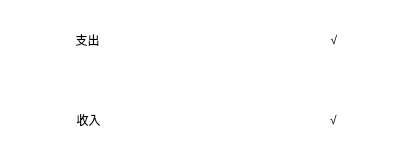
First picture: the form in Main/ChartPage/Other/chartmasksubpage.ui, repository MichaelFeng823/SharkBookProject, before the edit.
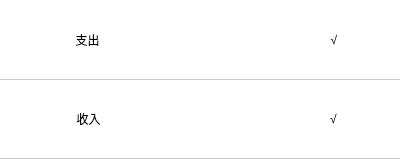
Second picture: the form after the edit.

Diff of the .ui file:
```diff
--- a/Main/ChartPage/Other/chartmasksubpage.ui
+++ b/Main/ChartPage/Other/chartmasksubpage.ui
@@ -51,9 +51,15 @@
        <number>0</number>
       </property>
       <item>
-       <widget class="QWidget" name="widget" native="true">
+       <widget class="QWidget" name="ExpandWidget" native="true">
         <property name="styleSheet">
-         <string notr="true">color: rgb(0, 0, 0);</string>
+         <string notr="true">#ExpandWidget
+{
+	border-bottom:1px ;
+	border-color: rgba(140,140,140,120);
+	border-style: solid;
+	color:rgb(0,0,0);
+}</string>
         </property>
         <layout class="QHBoxLayout" name="horizontalLayout" stretch="1,2,4,1,1">
          <property name="leftMargin">
@@ -66,7 +72,7 @@
           <number>0</number>
          </property>
          <property name="bottomMargin">
-          <number>0</number>
+          <number>1</number>
          </property>
          <item>
           <spacer name="horizontalSpacer">
@@ -83,6 +89,9 @@
          </item>
          <item>
           <widget class="QLabel" name="label">
+           <property name="styleSheet">
+            <string notr="true">color: rgb(0, 0, 0);</string>
+           </property>
            <property name="text">
             <string>支出</string>
            </property>
@@ -105,7 +114,10 @@
           </spacer>
          </item>
          <item>
-          <widget class="QLabel" name="label_4">
+          <widget class="QLabel" name="label_ExpandChoose">
+           <property name="styleSheet">
+            <string notr="true">color: rgb(0, 0, 0);</string>
+           </property>
            <property name="text">
             <string>√</string>
            </property>
@@ -131,9 +143,15 @@
        </widget>
       </item>
       <item>
-       <widget class="QWidget" name="widget_2" native="true">
+       <widget class="QWidget" name="IncomeWidget" native="true">
         <property name="styleSheet">
-         <string notr="true">color: rgb(0, 0, 0);</string>
+         <string notr="true">#IncomeWidget
+{
+	border-bottom:1px ;
+	border-color: rgba(140,140,140,120);
+	border-style: solid;
+	color:rgb(0,0,0);
+}</string>
         </property>
         <layout class="QHBoxLayout" name="horizontalLayout_2" stretch="1,2,4,1,1">
          <property name="spacing">
@@ -149,7 +167,7 @@
           <number>0</number>
          </property>
          <property name="bottomMargin">
-          <number>0</number>
+          <number>1</number>
          </property>
          <item>
           <spacer name="horizontalSpacer_4">
@@ -166,6 +184,9 @@
          </item>
          <item>
           <widget class="QLabel" name="label_2">
+           <property name="styleSheet">
+            <string notr="true">color: rgb(0, 0, 0);</string>
+           </property>
            <property name="text">
             <string>收入</string>
            </property>
@@ -188,7 +209,10 @@
           </spacer>
          </item>
          <item>
-          <widget class="QLabel" name="label_3">
+          <widget class="QLabel" name="label_InComeChooose">
+           <property name="styleSheet">
+            <string notr="true">color: rgb(0, 0, 0);</string>
+           </property>
            <property name="text">
             <string>√</string>
            </property>
```
